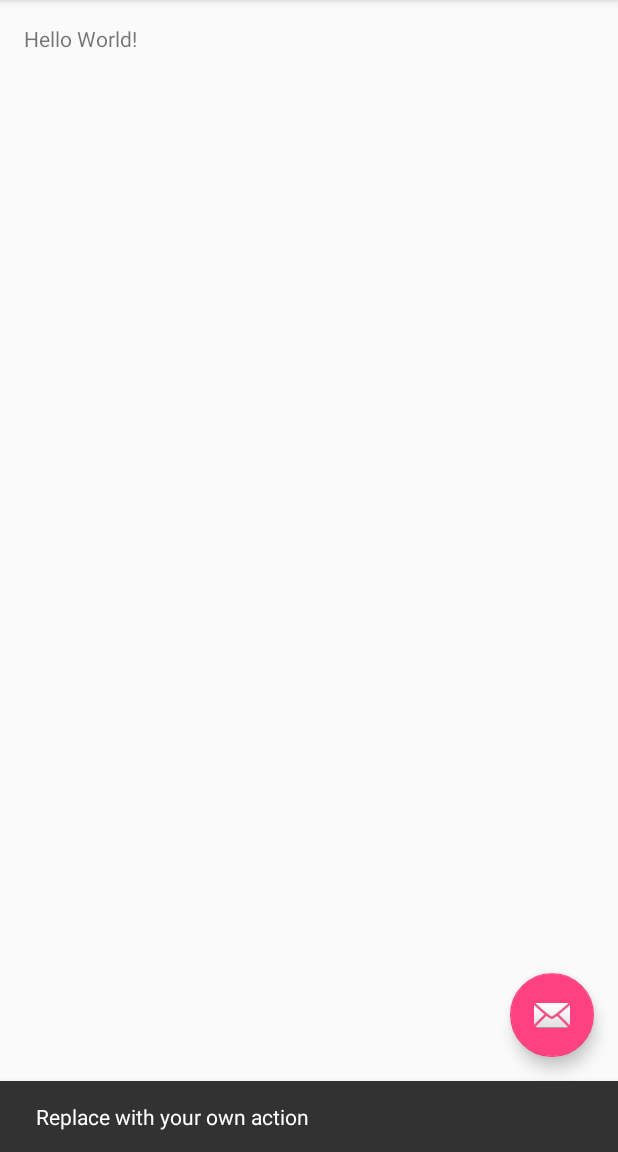
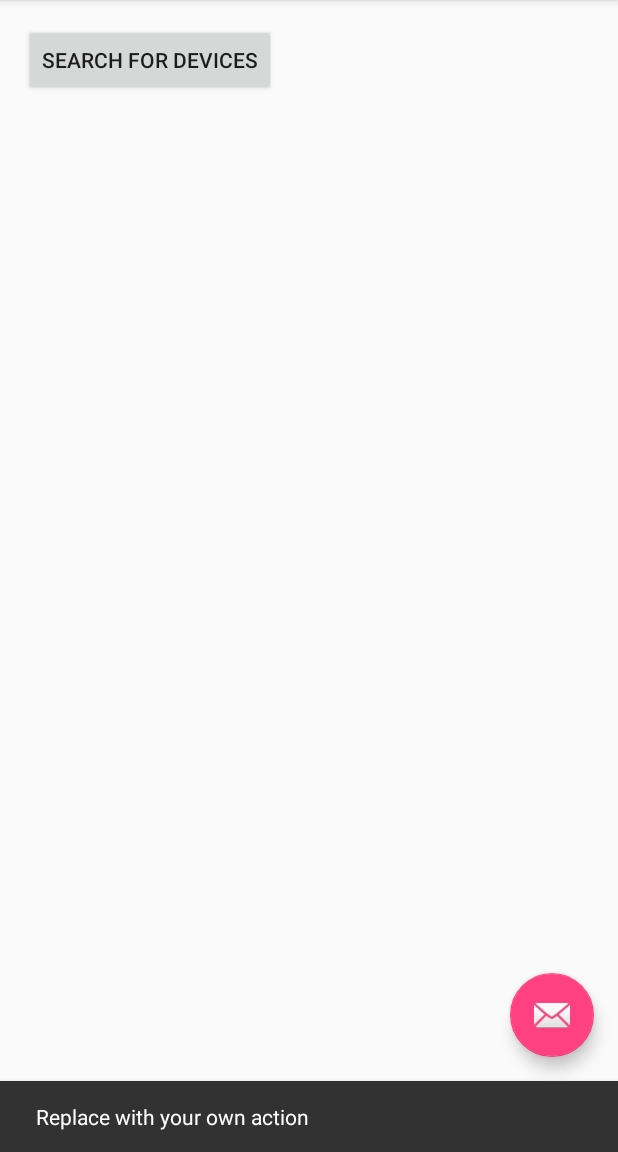
Before and after one commit to smthmelv/SeniorDesignMay1622, an Android app: the screen it shows after launch (MainActivity), after a tap on an icon or button, on a phone screen of 412 x 824 dp, the part 84-1236 px from its top. Run offline under Robolectric (Android 15) with nearby library versions, the phone set to English and light mode, and no system bars.

Commit message:
Start UI design

```diff
--- a/src/android/BaseStationDataExtraction/app/src/main/res/layout/content_main.xml
+++ b/src/android/BaseStationDataExtraction/app/src/main/res/layout/content_main.xml
@@ -9,6 +9,14 @@
     app:layout_behavior="@string/appbar_scrolling_view_behavior"
     tools:showIn="@layout/activity_main" tools:context=".MainActivity">
 
-    <TextView android:text="Hello World!" android:layout_width="wrap_content"
-        android:layout_height="wrap_content" />
+    <Button
+        android:id="@+id/findDevices"
+        android:layout_width="wrap_content"
+        android:layout_height="wrap_content"
+        android:text="@string/search_devices">
+    </Button>
+    <ListView
+        android:layout_width="fill_parent"
+        android:layout_height="wrap_content">
+    </ListView>
 </RelativeLayout>
--- a/src/android/BaseStationDataExtraction/app/src/main/res/values/strings.xml
+++ b/src/android/BaseStationDataExtraction/app/src/main/res/values/strings.xml
@@ -1,4 +1,5 @@
 <resources>
     <string name="app_name">Base Station Data Extraction</string>
     <string name="action_settings">Settings</string>
+    <string name="search_devices">Search For Devices</string>
 </resources>
```
